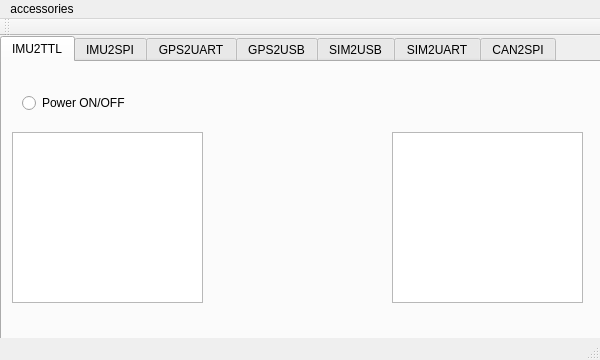
This is mainwindow.ui in milad6506/RPIOTester as Qt 5 draws it before an edit. The edited form follows.
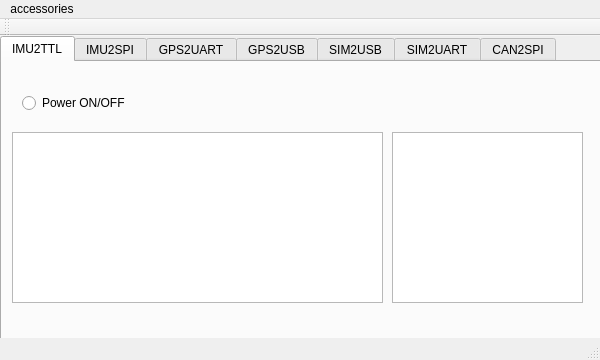
This is the edited form.

What changed in the file:
```diff
--- a/mainwindow.ui
+++ b/mainwindow.ui
@@ -48,7 +48,7 @@
        <rect>
         <x>10</x>
         <y>70</y>
-        <width>191</width>
+        <width>371</width>
         <height>171</height>
        </rect>
       </property>
```
